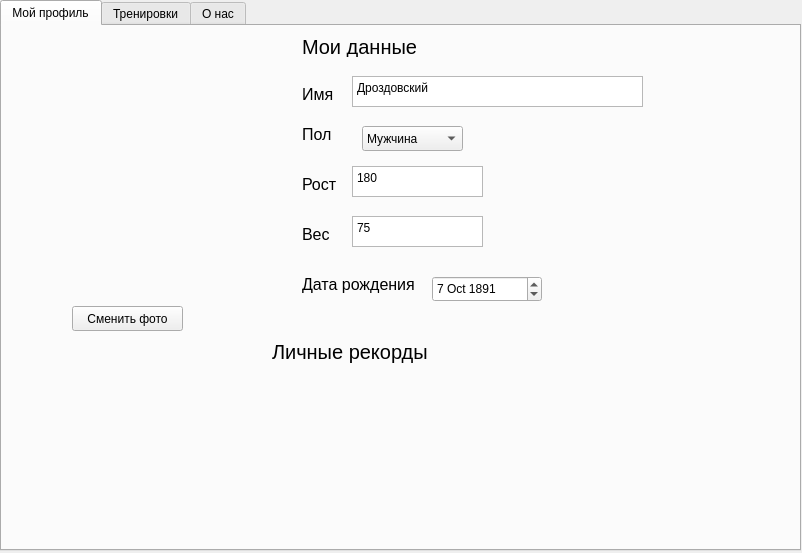
Above: tracker.ui from Daniil-Solo/Training-tracker before the change. Below: the same form after it.
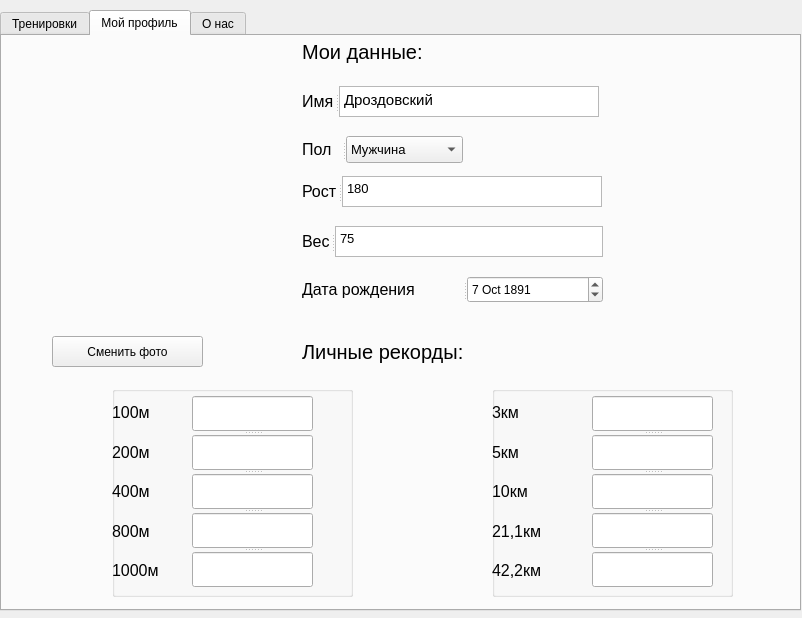
That is the form after the change. The open tabs and pages were chosen to show the change. Icons and pictures are not drawn.

Commit message: finish interface but without colors

The edit to the form file:
```diff
--- a/tracker.ui
+++ b/tracker.ui
@@ -7,7 +7,7 @@
     <x>0</x>
     <y>0</y>
     <width>802</width>
-    <height>553</height>
+    <height>618</height>
    </rect>
   </property>
   <property name="windowTitle">
@@ -18,14 +18,84 @@
     <property name="geometry">
      <rect>
       <x>0</x>
-      <y>0</y>
+      <y>10</y>
       <width>801</width>
-      <height>551</height>
+      <height>601</height>
      </rect>
     </property>
     <property name="currentIndex">
      <number>1</number>
     </property>
+    <widget class="QWidget" name="tab">
+     <attribute name="title">
+      <string>Тренировки</string>
+     </attribute>
+     <widget class="QTableWidget" name="tableWidget">
+      <property name="geometry">
+       <rect>
+        <x>0</x>
+        <y>40</y>
+        <width>801</width>
+        <height>521</height>
+       </rect>
+      </property>
+     </widget>
+     <widget class="QPushButton" name="redact">
+      <property name="geometry">
+       <rect>
+        <x>140</x>
+        <y>10</y>
+        <width>121</width>
+        <height>25</height>
+       </rect>
+      </property>
+      <property name="text">
+       <string>Редактировать</string>
+      </property>
+     </widget>
+     <widget class="QPushButton" name="remove_kebab">
+      <property name="geometry">
+       <rect>
+        <x>270</x>
+        <y>10</y>
+        <width>121</width>
+        <height>25</height>
+       </rect>
+      </property>
+      <property name="text">
+       <string>Удалить</string>
+      </property>
+     </widget>
+     <widget class="QPushButton" name="create">
+      <property name="geometry">
+       <rect>
+        <x>10</x>
+        <y>10</y>
+        <width>121</width>
+        <height>25</height>
+       </rect>
+      </property>
+      <property name="text">
+       <string>Создать</string>
+      </property>
+     </widget>
+     <widget class="QPushButton" name="show_graph">
+      <property name="geometry">
+       <rect>
+        <x>410</x>
+        <y>10</y>
+        <width>151</width>
+        <height>25</height>
+       </rect>
+      </property>
+      <property name="styleSheet">
+       <string notr="true">background-color: rgb(0, 0, 127);</string>
+      </property>
+      <property name="text">
+       <string>Показать график</string>
+      </property>
+     </widget>
+    </widget>
     <widget class="QWidget" name="tab_2">
      <attribute name="title">
       <string>Мой профиль</string>
@@ -46,46 +116,13 @@
        <pixmap>../Изображения/qt-designer-icon.png</pixmap>
       </property>
      </widget>
-     <widget class="QPlainTextEdit" name="plainTextEdit">
-      <property name="geometry">
-       <rect>
-        <x>350</x>
-        <y>50</y>
-        <width>291</width>
-        <height>31</height>
-       </rect>
-      </property>
-      <property name="plainText">
-       <string>Дроздовский</string>
-      </property>
-     </widget>
-     <widget class="QComboBox" name="comboBox">
-      <property name="geometry">
-       <rect>
-        <x>360</x>
-        <y>100</y>
-        <width>101</width>
-        <height>25</height>
-       </rect>
-      </property>
-      <item>
-       <property name="text">
-        <string>Мужчина</string>
-       </property>
-      </item>
-      <item>
-       <property name="text">
-        <string>Женщина</string>
-       </property>
-      </item>
-     </widget>
      <widget class="QLabel" name="label_2">
       <property name="geometry">
        <rect>
         <x>300</x>
-        <y>10</y>
+        <y>0</y>
         <width>151</width>
-        <height>21</height>
+        <height>31</height>
        </rect>
       </property>
       <property name="font">
@@ -94,229 +131,424 @@
        </font>
       </property>
       <property name="text">
-       <string>Мои данные</string>
+       <string>Мои данные:</string>
       </property>
      </widget>
-     <widget class="QLabel" name="label_3">
+     <widget class="QLabel" name="label_8">
       <property name="geometry">
        <rect>
         <x>300</x>
-        <y>100</y>
-        <width>67</width>
-        <height>17</height>
+        <y>300</y>
+        <width>221</width>
+        <height>31</height>
        </rect>
       </property>
       <property name="font">
        <font>
-        <pointsize>12</pointsize>
+        <pointsize>15</pointsize>
        </font>
       </property>
       <property name="text">
-       <string>Пол</string>
+       <string>Личные рекорды:</string>
       </property>
      </widget>
-     <widget class="QPushButton" name="pushButton_5">
+     <widget class="QGroupBox" name="groupBox">
       <property name="geometry">
        <rect>
-        <x>70</x>
-        <y>280</y>
-        <width>111</width>
-        <height>25</height>
+        <x>110</x>
+        <y>350</y>
+        <width>241</width>
+        <height>211</height>
+       </rect>
+      </property>
+      <property name="title">
+       <string/>
+      </property>
+      <widget class="QWidget" name="layoutWidget">
+       <property name="geometry">
+        <rect>
+         <x>0</x>
+         <y>10</y>
+         <width>64</width>
+         <height>191</height>
+        </rect>
+       </property>
+       <layout class="QVBoxLayout" name="verticalLayout">
+        <item>
+         <widget class="QLabel" name="label_9">
+          <property name="font">
+           <font>
+            <pointsize>12</pointsize>
+           </font>
+          </property>
+          <property name="text">
+           <string>100м</string>
+          </property>
+         </widget>
+        </item>
+        <item>
+         <widget class="QLabel" name="label_10">
+          <property name="font">
+           <font>
+            <pointsize>12</pointsize>
+           </font>
+          </property>
+          <property name="text">
+           <string>200м</string>
+          </property>
+         </widget>
+        </item>
+        <item>
+         <widget class="QLabel" name="label_11">
+          <property name="font">
+           <font>
+            <pointsize>12</pointsize>
+           </font>
+          </property>
+          <property name="text">
+           <string>400м</string>
+          </property>
+         </widget>
+        </item>
+        <item>
+         <widget class="QLabel" name="label_12">
+          <property name="font">
+           <font>
+            <pointsize>12</pointsize>
+           </font>
+          </property>
+          <property name="text">
+           <string>800м</string>
+          </property>
+         </widget>
+        </item>
+        <item>
+         <widget class="QLabel" name="label_13">
+          <property name="font">
+           <font>
+            <pointsize>12</pointsize>
+           </font>
+          </property>
+          <property name="text">
+           <string>1000м</string>
+          </property>
+         </widget>
+        </item>
+       </layout>
+      </widget>
+      <widget class="QSplitter" name="splitter_6">
+       <property name="geometry">
+        <rect>
+         <x>80</x>
+         <y>10</y>
+         <width>121</width>
+         <height>191</height>
+        </rect>
+       </property>
+       <property name="orientation">
+        <enum>Qt::Vertical</enum>
+       </property>
+       <widget class="QLineEdit" name="m100"/>
+       <widget class="QLineEdit" name="m200"/>
+       <widget class="QLineEdit" name="m400"/>
+       <widget class="QLineEdit" name="m800"/>
+       <widget class="QLineEdit" name="m1000"/>
+      </widget>
+     </widget>
+     <widget class="QGroupBox" name="groupBox_2">
+      <property name="geometry">
+       <rect>
+        <x>490</x>
+        <y>350</y>
+        <width>241</width>
+        <height>211</height>
+       </rect>
+      </property>
+      <property name="title">
+       <string/>
+      </property>
+      <widget class="QWidget" name="layoutWidget">
+       <property name="geometry">
+        <rect>
+         <x>0</x>
+         <y>10</y>
+         <width>81</width>
+         <height>191</height>
+        </rect>
+       </property>
+       <layout class="QVBoxLayout" name="verticalLayout_2">
+        <item>
+         <widget class="QLabel" name="label_14">
+          <property name="font">
+           <font>
+            <pointsize>12</pointsize>
+           </font>
+          </property>
+          <property name="text">
+           <string>3км</string>
+          </property>
+         </widget>
+        </item>
+        <item>
+         <widget class="QLabel" name="label_15">
+          <property name="font">
+           <font>
+            <pointsize>12</pointsize>
+           </font>
+          </property>
+          <property name="text">
+           <string>5км</string>
+          </property>
+         </widget>
+        </item>
+        <item>
+         <widget class="QLabel" name="label_16">
+          <property name="font">
+           <font>
+            <pointsize>12</pointsize>
+           </font>
+          </property>
+          <property name="text">
+           <string>10км</string>
+          </property>
+         </widget>
+        </item>
+        <item>
+         <widget class="QLabel" name="label_17">
+          <property name="font">
+           <font>
+            <pointsize>12</pointsize>
+           </font>
+          </property>
+          <property name="text">
+           <string>21,1км</string>
+          </property>
+         </widget>
+        </item>
+        <item>
+         <widget class="QLabel" name="label_18">
+          <property name="font">
+           <font>
+            <pointsize>12</pointsize>
+           </font>
+          </property>
+          <property name="text">
+           <string>42,2км</string>
+          </property>
+         </widget>
+        </item>
+       </layout>
+      </widget>
+      <widget class="QSplitter" name="splitter_7">
+       <property name="geometry">
+        <rect>
+         <x>100</x>
+         <y>10</y>
+         <width>121</width>
+         <height>191</height>
+        </rect>
+       </property>
+       <property name="orientation">
+        <enum>Qt::Vertical</enum>
+       </property>
+       <widget class="QLineEdit" name="m100_2"/>
+       <widget class="QLineEdit" name="m200_2"/>
+       <widget class="QLineEdit" name="m400_2"/>
+       <widget class="QLineEdit" name="m800_2"/>
+       <widget class="QLineEdit" name="m1000_2"/>
+      </widget>
+     </widget>
+     <widget class="QPushButton" name="changePhoto">
+      <property name="geometry">
+       <rect>
+        <x>50</x>
+        <y>300</y>
+        <width>151</width>
+        <height>31</height>
        </rect>
       </property>
       <property name="text">
        <string>Сменить фото</string>
       </property>
      </widget>
-     <widget class="QLabel" name="label_4">
+     <widget class="QSplitter" name="splitter">
       <property name="geometry">
        <rect>
         <x>300</x>
-        <y>60</y>
-        <width>67</width>
-        <height>17</height>
+        <y>50</y>
+        <width>297</width>
+        <height>31</height>
        </rect>
       </property>
-      <property name="font">
-       <font>
-        <pointsize>12</pointsize>
-       </font>
+      <property name="orientation">
+       <enum>Qt::Horizontal</enum>
       </property>
-      <property name="text">
-       <string>Имя</string>
-      </property>
+      <widget class="QLabel" name="label_4">
+       <property name="font">
+        <font>
+         <pointsize>12</pointsize>
+        </font>
+       </property>
+       <property name="text">
+        <string>Имя</string>
+       </property>
+      </widget>
+      <widget class="QPlainTextEdit" name="username">
+       <property name="font">
+        <font>
+         <pointsize>11</pointsize>
+        </font>
+       </property>
+       <property name="plainText">
+        <string>Дроздовский</string>
+       </property>
+      </widget>
      </widget>
-     <widget class="QLabel" name="label_5">
+     <widget class="QSplitter" name="splitter_2">
       <property name="geometry">
        <rect>
         <x>300</x>
-        <y>150</y>
-        <width>67</width>
-        <height>17</height>
+        <y>100</y>
+        <width>161</width>
+        <height>27</height>
        </rect>
       </property>
-      <property name="font">
-       <font>
-        <pointsize>12</pointsize>
-       </font>
+      <property name="orientation">
+       <enum>Qt::Horizontal</enum>
       </property>
-      <property name="text">
-       <string>Рост</string>
-      </property>
+      <widget class="QLabel" name="label_3">
+       <property name="font">
+        <font>
+         <pointsize>12</pointsize>
+        </font>
+       </property>
+       <property name="text">
+        <string>Пол</string>
+       </property>
+      </widget>
+      <widget class="QComboBox" name="comboBox">
+       <property name="font">
+        <font>
+         <pointsize>10</pointsize>
+        </font>
+       </property>
+       <item>
+        <property name="text">
+         <string>Мужчина</string>
+        </property>
+       </item>
+       <item>
+        <property name="text">
+         <string>Женщина</string>
+        </property>
+       </item>
+      </widget>
      </widget>
-     <widget class="QPlainTextEdit" name="plainTextEdit_2">
+     <widget class="QSplitter" name="splitter_3">
       <property name="geometry">
        <rect>
-        <x>350</x>
+        <x>300</x>
         <y>140</y>
-        <width>131</width>
+        <width>300</width>
         <height>31</height>
        </rect>
       </property>
-      <property name="plainText">
-       <string>180</string>
+      <property name="orientation">
+       <enum>Qt::Horizontal</enum>
       </property>
+      <widget class="QLabel" name="label_5">
+       <property name="font">
+        <font>
+         <pointsize>12</pointsize>
+        </font>
+       </property>
+       <property name="text">
+        <string>Рост</string>
+       </property>
+      </widget>
+      <widget class="QPlainTextEdit" name="height">
+       <property name="font">
+        <font>
+         <pointsize>10</pointsize>
+        </font>
+       </property>
+       <property name="plainText">
+        <string>180</string>
+       </property>
+      </widget>
      </widget>
-     <widget class="QLabel" name="label_6">
+     <widget class="QSplitter" name="splitter_4">
       <property name="geometry">
        <rect>
         <x>300</x>
-        <y>200</y>
-        <width>67</width>
-        <height>17</height>
-       </rect>
-      </property>
-      <property name="font">
-       <font>
-        <pointsize>12</pointsize>
-       </font>
-      </property>
-      <property name="text">
-       <string>Вес</string>
-      </property>
-     </widget>
-     <widget class="QPlainTextEdit" name="plainTextEdit_3">
-      <property name="geometry">
-       <rect>
-        <x>350</x>
         <y>190</y>
-        <width>131</width>
+        <width>301</width>
         <height>31</height>
        </rect>
       </property>
-      <property name="plainText">
-       <string>75</string>
+      <property name="orientation">
+       <enum>Qt::Horizontal</enum>
       </property>
+      <widget class="QLabel" name="label_6">
+       <property name="font">
+        <font>
+         <pointsize>12</pointsize>
+        </font>
+       </property>
+       <property name="text">
+        <string>Вес</string>
+       </property>
+      </widget>
+      <widget class="QPlainTextEdit" name="weight">
+       <property name="font">
+        <font>
+         <pointsize>10</pointsize>
+        </font>
+       </property>
+       <property name="plainText">
+        <string>75</string>
+       </property>
+      </widget>
      </widget>
-     <widget class="QLabel" name="label_7">
+     <widget class="QSplitter" name="splitter_5">
       <property name="geometry">
        <rect>
         <x>300</x>
-        <y>250</y>
-        <width>121</width>
-        <height>17</height>
+        <y>240</y>
+        <width>301</width>
+        <height>27</height>
        </rect>
       </property>
-      <property name="font">
-       <font>
-        <pointsize>12</pointsize>
-       </font>
+      <property name="orientation">
+       <enum>Qt::Horizontal</enum>
       </property>
-      <property name="text">
-       <string>Дата рождения</string>
-      </property>
-     </widget>
-     <widget class="QDateEdit" name="dateEdit">
-      <property name="geometry">
-       <rect>
-        <x>430</x>
-        <y>250</y>
-        <width>110</width>
-        <height>26</height>
-       </rect>
-      </property>
-      <property name="dateTime">
-       <datetime>
-        <hour>0</hour>
-        <minute>0</minute>
-        <second>0</second>
-        <year>1891</year>
-        <month>10</month>
-        <day>7</day>
-       </datetime>
-      </property>
-     </widget>
-     <widget class="QLabel" name="label_8">
-      <property name="geometry">
-       <rect>
-        <x>270</x>
-        <y>310</y>
-        <width>191</width>
-        <height>31</height>
-       </rect>
-      </property>
-      <property name="font">
-       <font>
-        <pointsize>15</pointsize>
-       </font>
-      </property>
-      <property name="text">
-       <string>Личные рекорды</string>
-      </property>
-     </widget>
-    </widget>
-    <widget class="QWidget" name="tab">
-     <attribute name="title">
-      <string>Тренировки</string>
-     </attribute>
-     <widget class="QTableWidget" name="tableWidget">
-      <property name="geometry">
-       <rect>
-        <x>0</x>
-        <y>40</y>
-        <width>801</width>
-        <height>421</height>
-       </rect>
-      </property>
-     </widget>
-     <widget class="QPushButton" name="pushButton_2">
-      <property name="geometry">
-       <rect>
-        <x>10</x>
-        <y>10</y>
-        <width>121</width>
-        <height>25</height>
-       </rect>
-      </property>
-      <property name="text">
-       <string>Редактировать</string>
-      </property>
-     </widget>
-     <widget class="QPushButton" name="pushButton_3">
-      <property name="geometry">
-       <rect>
-        <x>140</x>
-        <y>10</y>
-        <width>121</width>
-        <height>25</height>
-       </rect>
-      </property>
-      <property name="text">
-       <string>Удалить</string>
-      </property>
-     </widget>
-     <widget class="QPushButton" name="pushButton_4">
-      <property name="geometry">
-       <rect>
-        <x>270</x>
-        <y>10</y>
-        <width>121</width>
-        <height>25</height>
-       </rect>
-      </property>
-      <property name="text">
-       <string>Создать</string>
-      </property>
+      <widget class="QLabel" name="label_7">
+       <property name="font">
+        <font>
+         <pointsize>12</pointsize>
+        </font>
+       </property>
+       <property name="text">
+        <string>Дата рождения</string>
+       </property>
+      </widget>
+      <widget class="QDateEdit" name="dateEdit">
+       <property name="font">
+        <font>
+         <pointsize>9</pointsize>
+        </font>
+       </property>
+       <property name="dateTime">
+        <datetime>
+         <hour>0</hour>
+         <minute>0</minute>
+         <second>0</second>
+         <year>1891</year>
+         <month>10</month>
+         <day>7</day>
+        </datetime>
+       </property>
+      </widget>
      </widget>
     </widget>
     <widget class="QWidget" name="tab_3">
```
Left out of the diff: 21 changed lines with no effect on the pictures.
